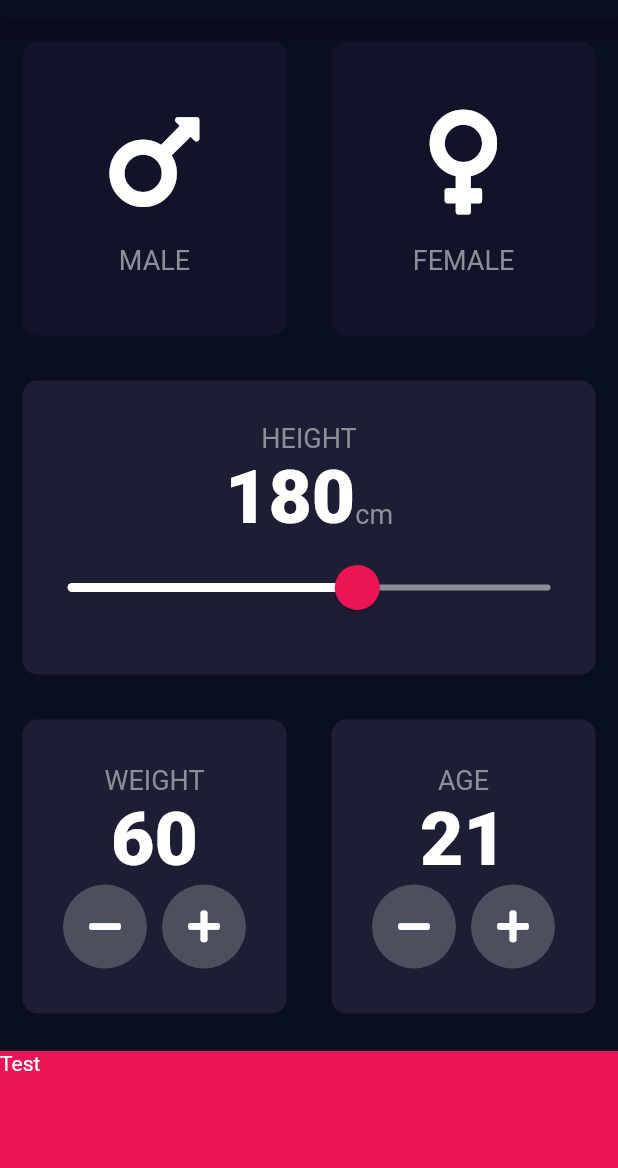
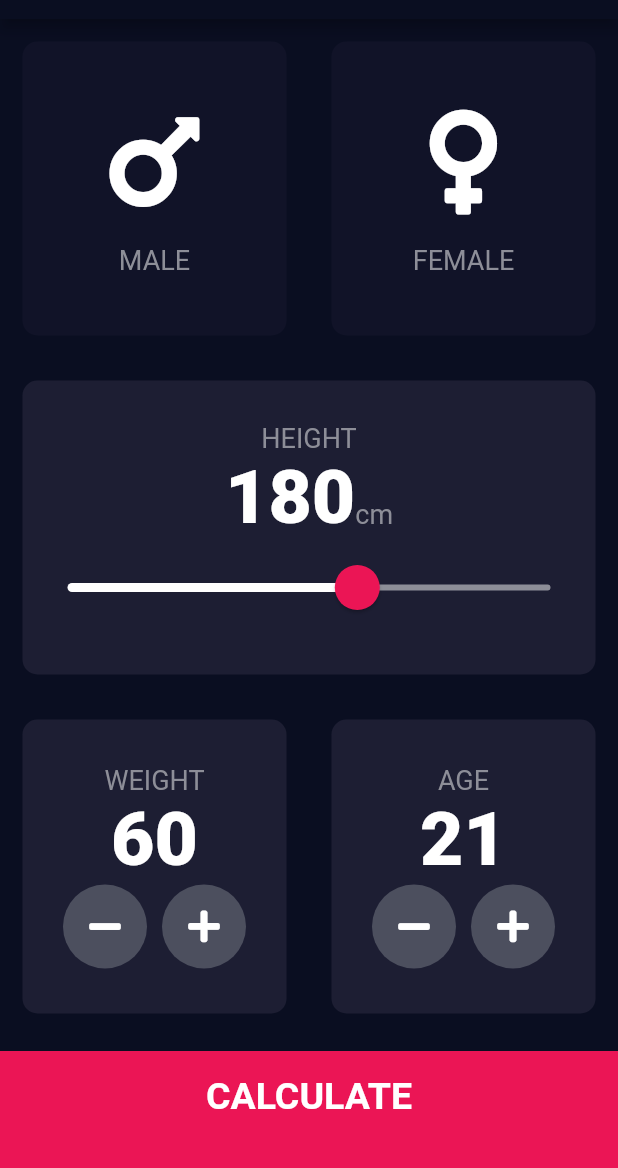
Before and after one commit to Nobi1202/BMI-Calculator, a Flutter app: the screen it shows after launch, on a phone screen of 412 x 824 dp, the part 65-1233 px from its top. Run offline on Flutter 3.47's test engine with Material 2 defaults, Android fonts, the phone set to English and light mode, and no system bars; our stand-ins replace font_awesome_flutter.

Commit message:
Update: CALCULATE Screen

```diff
--- a/lib/components/color.dart
+++ b/lib/components/color.dart
@@ -8,4 +8,5 @@ class AppColor {
   static const Color inactiveColor = Color(0xFF111328);
   static const Color wPink500 = Color(0xFFEB1555);
   static const Color wLightBlueColor = Color(0xFF4C4F5E);
+  static const Color wBlue300 = Color(0xFF24D876);
 }
--- a/lib/pages/input_page.dart
+++ b/lib/pages/input_page.dart
@@ -2,6 +2,7 @@ import 'package:bmi_calculator/components/color.dart';
 import 'package:bmi_calculator/components/enum.dart';
 import 'package:bmi_calculator/components/height.dart';
 import 'package:bmi_calculator/components/text_style.dart';
+import 'package:bmi_calculator/pages/results_page.dart';
 import 'package:bmi_calculator/widgets/reusable_card.dart';
 import 'package:bmi_calculator/widgets/icon_content_widget.dart';
 import 'package:bmi_calculator/widgets/round_icon_button.dart';
@@ -218,12 +219,28 @@ class _InputPageState extends State<InputPage> {
               ],
             ),
           ),
-          Container(
-            color: AppColor.wPink300,
-            margin: const EdgeInsets.only(top: 10),
-            height: Height.bottomContainerHeight,
-            width: double.infinity,
-            child: const Text("Test"),
+          GestureDetector(
+            onTap: () {
+              Navigator.push(
+                context,
+                MaterialPageRoute(
+                  builder: (context) => const ResultsPage(),
+                ),
+              );
+            },
+            child: Container(
+              padding: const EdgeInsets.only(bottom: 20),
+              color: AppColor.wPink300,
+              margin: const EdgeInsets.only(top: 10),
+              height: Height.bottomContainerHeight,
+              width: double.infinity,
+              child: const Center(
+                child: Text(
+                  "CALCULATE",
+                  style: kLargeButtonTextStyle,
+                ),
+              ),
+            ),
           ),
         ],
       ),
```
Also changed, not shown: lib/components/text_style.dart (+21 -0 lines), lib/pages/results_page.dart (added, +45 -0 lines).
